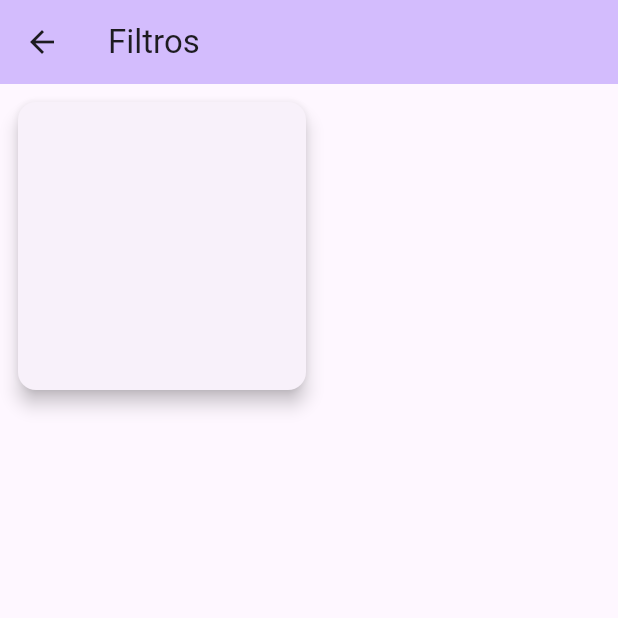
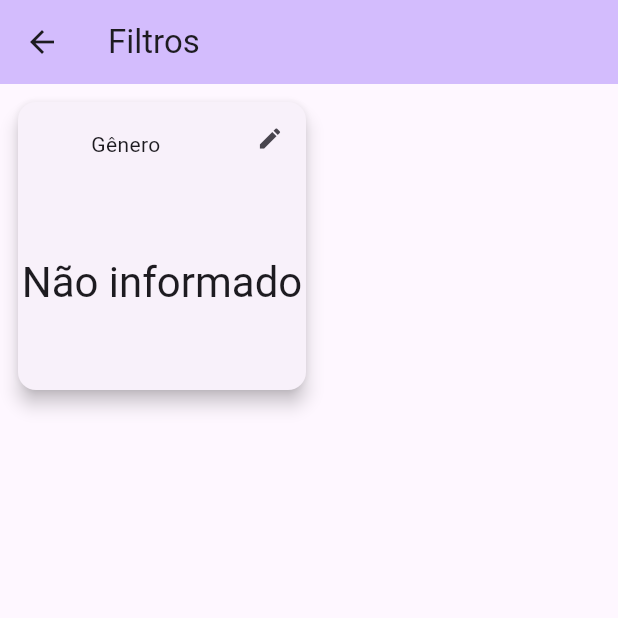
Before and after one commit to danielmbs123/pmfilmes, a Flutter app: the FilterPage screen opened directly, on a phone screen of 412 x 824 dp, the top half of it. Run offline on Flutter 3.47's test engine with Material 3 defaults, Android fonts, the phone set to English and light mode, and no system bars.

Commit message:
aula 28/02/2024

```diff
--- a/lib/widgets/filter_item.dart
+++ b/lib/widgets/filter_item.dart
@@ -19,7 +19,38 @@ class FilterItem extends StatelessWidget {
       height: 200,
       child: Card(
         elevation: 5,
-        child: Column(),
+        child: Column(
+          children: [
+            Row(
+              children: [
+                Expanded(
+                  child: Padding(
+                    padding: const EdgeInsets.only(top: 8.0),
+                    child: Text(
+                      title,
+                      textAlign: TextAlign.center,
+                    ),
+                  ),
+                ),
+                IconButton(
+                  onPressed: onPressed,
+                  icon: const Icon(
+                    Icons.edit,
+                    size: 18,
+                  ),
+                ),
+              ],
+            ),
+            Expanded(
+              child: Center(
+                child: Text(
+                  value,
+                  style: Theme.of(context).textTheme.headlineMedium,
+                ),
+              ),
+            ),
+          ],
+        ),
       ),
     );
   }
```
